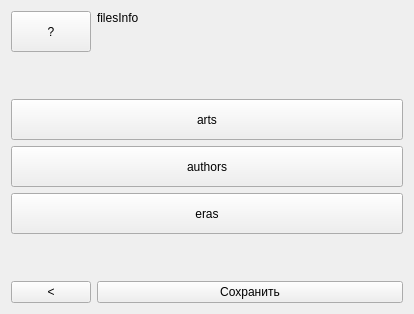
The window that widgets/mainlist.ui (astraleuro/libraryeditor) describes before a commit, drawn with Qt 5.
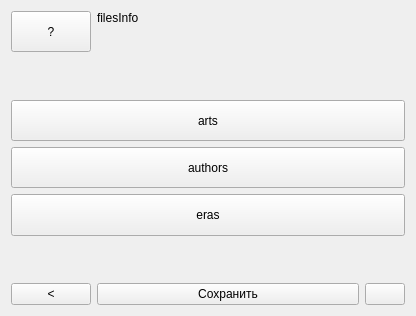
The same window after the commit. Custom widgets are drawn as their Qt base class.

Diff of the .ui file:
```diff
--- a/widgets/mainlist.ui
+++ b/widgets/mainlist.ui
@@ -6,8 +6,8 @@
    <rect>
     <x>0</x>
     <y>0</y>
-    <width>414</width>
-    <height>314</height>
+    <width>416</width>
+    <height>316</height>
    </rect>
   </property>
   <property name="windowTitle">
@@ -113,7 +113,7 @@
     </spacer>
    </item>
    <item>
-    <layout class="QHBoxLayout" name="horizontalLayout" stretch="0,1">
+    <layout class="QHBoxLayout" name="horizontalLayout" stretch="0,1,0">
      <item>
       <widget class="QPushButton" name="goBackButton">
        <property name="text">
@@ -128,6 +128,13 @@
        </property>
       </widget>
      </item>
+     <item>
+      <widget class="QPushButton" name="mergeButton">
+       <property name="text">
+        <string/>
+       </property>
+      </widget>
+     </item>
     </layout>
    </item>
   </layout>
```
